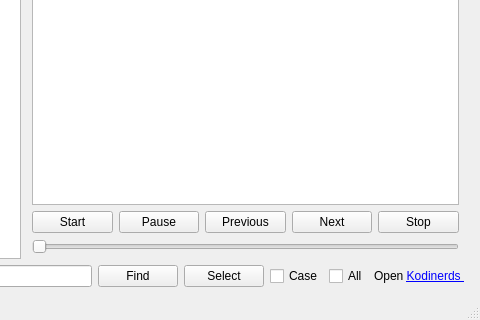
Rolloke/GUI-Apps, file mainwindow.ui: the form before one commit; both pictures show x 432 to 912 and y 209 to 529 of the 912 by 529 pixel window.
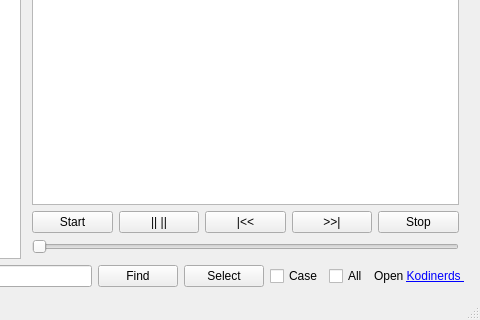
The form after the commit. Icons and pictures are not drawn.

The edit to the form file:
```diff
--- a/mainwindow.ui
+++ b/mainwindow.ui
@@ -150,21 +150,21 @@
             <item>
              <widget class="QPushButton" name="pushButtonPause">
               <property name="text">
-               <string>Pause</string>
+               <string>|| ||</string>
               </property>
              </widget>
             </item>
             <item>
              <widget class="QPushButton" name="pushButtonPrevious">
               <property name="text">
-               <string>Previous</string>
+               <string>|&lt;&lt;</string>
               </property>
              </widget>
             </item>
             <item>
              <widget class="QPushButton" name="pushButtonNext">
               <property name="text">
-               <string>Next</string>
+               <string>&gt;&gt;|</string>
               </property>
              </widget>
             </item>
```
Left out of the diff: 28 changed lines with no effect on the pictures.
